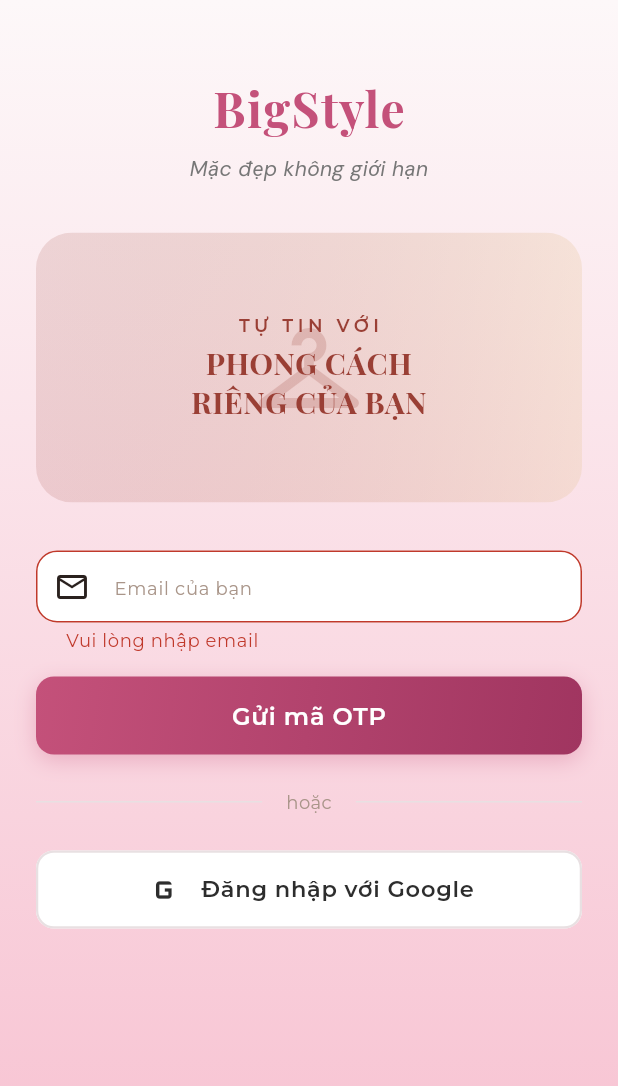
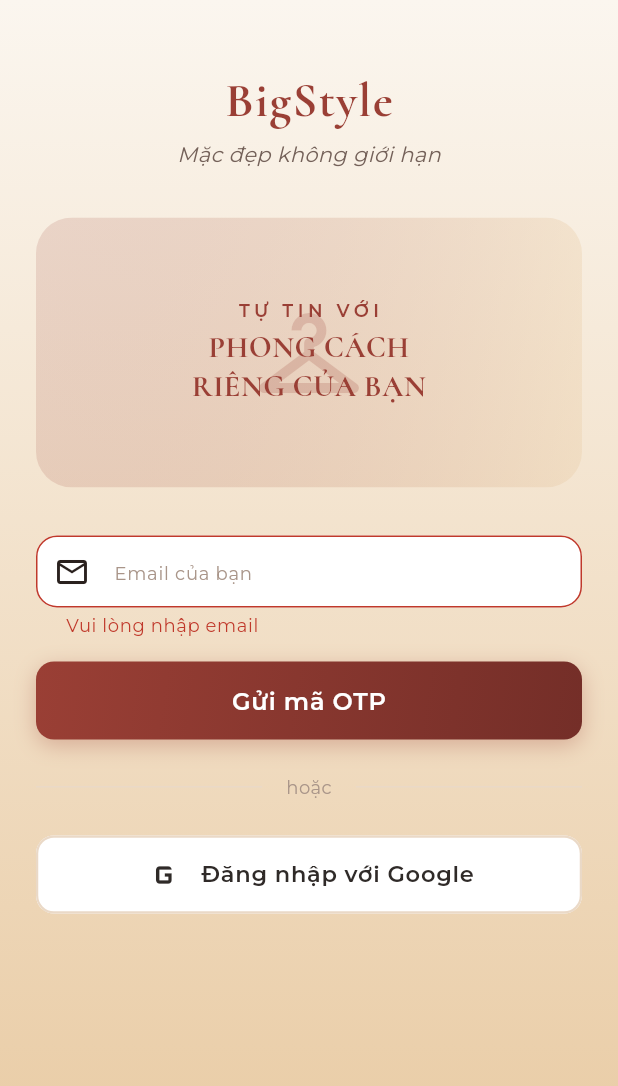
Before and after one commit to bavanchun/PRM393_Group5_BigStyle, a Flutter app: the screen it shows after launch, after a tap on "Gửi mã OTP", on a phone screen of 412 x 824 dp. Shown: the top 1086 px of the screen. Run offline on Flutter 3.47's test engine with Material 3 defaults, Android fonts, the phone set to English and light mode, and no system bars; our stand-ins replace equatable, flutter_bloc, flutter_dotenv, geolocator, google_maps_flutter, google_sign_in and 4 more; accounts and stored records are empty.

Commit message:
feat(reskin): auth/guest cluster token migration, guard reaches zero (phase 7)
Migrates Login (22 hits - the audit's "18" undercounted, same pattern
seen throughout this plan), OtpInput, and Splash off raw Colors.*/hex.
3 of Login's sites carried literal v1 hex values that were never
token-referenced at all (not even AppColors.primary/border/accent),
so they'd stayed visibly on v1 colors through every prior phase
despite the branch already being reskinned elsewhere - harmless since
this work never touched dev.

Verified the kDebugMode test-login gate is byte-identical to the
pinned audit SHA via `git diff` filtered to that exact code, not
assumed safe. Removed the now-unused google_fonts import after
replacing both direct GoogleFonts.playfairDisplay/dmSans calls with
AppTypography bases.

Guard: 30 -> 0. ./scripts/check_hardcoded_colors.sh now exits clean
repo-wide.

```diff
--- a/FE/lib/screens/auth/login_screen.dart
+++ b/FE/lib/screens/auth/login_screen.dart
@@ -1,7 +1,6 @@
 import 'package:flutter/material.dart';
 import 'package:flutter/foundation.dart';
 import 'package:flutter_bloc/flutter_bloc.dart';
-import 'package:google_fonts/google_fonts.dart';
 import '../../blocs/auth/auth_bloc.dart';
 import '../../blocs/auth/auth_event.dart';
 import '../../blocs/auth/auth_state.dart';
@@ -51,7 +50,7 @@ class _LoginScreenState extends State<LoginScreen> {
           gradient: LinearGradient(
             begin: Alignment.topCenter,
             end: Alignment.bottomCenter,
-            colors: [Color(0xFFFDF8F9), Color(0xFFF7C0D0)],
+            colors: [AppColors.background, AppColors.secondary],
           ),
         ),
         child: SafeArea(
@@ -137,20 +136,17 @@ class _LoginScreenState extends State<LoginScreen> {
       children: [
         Text(
           'BigStyle',
-          style: GoogleFonts.playfairDisplay(
-            fontSize: 32,
-            fontWeight: FontWeight.w700,
-            color: const Color(0xFFC4517A),
+          style: AppTypography.displayLarge.copyWith(
+            color: AppColors.primary,
             letterSpacing: 1,
           ),
         ),
         const SizedBox(height: 6),
         Text(
           'Mặc đẹp không giới hạn',
-          style: GoogleFonts.dmSans(
-            fontSize: 14,
+          style: AppTypography.bodyMedium.copyWith(
             fontStyle: FontStyle.italic,
-            color: const Color(0xFF777777),
+            color: AppColors.textSecondary,
           ),
         ),
       ],
@@ -193,7 +189,7 @@ class _LoginScreenState extends State<LoginScreen> {
                 const SizedBox(height: 4),
                 Text(
                   'PHONG CÁCH\nRIÊNG CỦA BẠN',
-                  style: GoogleFonts.playfairDisplay(
+                  style: AppTypography.displaySmall.copyWith(
                     fontSize: 20,
                     fontWeight: FontWeight.w700,
                     color: AppColors.primary,
@@ -217,18 +213,18 @@ class _LoginScreenState extends State<LoginScreen> {
         hintText: 'Email của bạn',
         prefixIcon: const Icon(Icons.email_outlined),
         filled: true,
-        fillColor: Colors.white,
+        fillColor: AppColors.surface,
         border: OutlineInputBorder(
           borderRadius: BorderRadius.circular(12),
-          borderSide: const BorderSide(color: Color(0xFFE8E0E2)),
+          borderSide: const BorderSide(color: AppColors.border),
         ),
         enabledBorder: OutlineInputBorder(
           borderRadius: BorderRadius.circular(12),
-          borderSide: const BorderSide(color: Color(0xFFE8E0E2)),
+          borderSide: const BorderSide(color: AppColors.border),
         ),
         focusedBorder: OutlineInputBorder(
           borderRadius: BorderRadius.circular(12),
-          borderSide: const BorderSide(color: Color(0xFFC4517A), width: 1.5),
+          borderSide: const BorderSide(color: AppColors.primary, width: 1.5),
         ),
       ),
       validator: (v) {
@@ -246,13 +242,13 @@ class _LoginScreenState extends State<LoginScreen> {
       decoration: BoxDecoration(
         borderRadius: BorderRadius.circular(12),
         gradient: const LinearGradient(
-          colors: [Color(0xFFC4517A), Color(0xFFA03560)],
+          colors: [AppColors.primary, AppColors.primaryDark],
           begin: Alignment.topLeft,
           end: Alignment.bottomRight,
         ),
         boxShadow: [
           BoxShadow(
-            color: const Color(0xFFC4517A).withValues(alpha: 0.3),
+            color: AppColors.primary.withValues(alpha: 0.3),
             blurRadius: 12,
             offset: const Offset(0, 4),
           ),
@@ -270,7 +266,7 @@ class _LoginScreenState extends State<LoginScreen> {
                     height: 24,
                     child: CircularProgressIndicator(
                       strokeWidth: 2.5,
-                      color: Colors.white,
+                      color: AppColors.onPrimary,
                     ),
                   )
                 : const Text(
@@ -278,7 +274,7 @@ class _LoginScreenState extends State<LoginScreen> {
                     style: TextStyle(
                       fontSize: 16,
                       fontWeight: FontWeight.w600,
-                      color: Colors.white,
+                      color: AppColors.onPrimary,
                       letterSpacing: 0.5,
                     ),
                   ),
@@ -319,7 +315,7 @@ class _LoginScreenState extends State<LoginScreen> {
   Widget _buildDivider() {
     return Row(
       children: [
-        const Expanded(child: Divider(color: Color(0xFFE8E0E2))),
+        const Expanded(child: Divider(color: AppColors.border)),
         Padding(
           padding: const EdgeInsets.symmetric(horizontal: 16),
           child: Text(
@@ -327,7 +323,7 @@ class _LoginScreenState extends State<LoginScreen> {
             style: AppTypography.caption.copyWith(color: AppColors.textHint),
           ),
         ),
-        const Expanded(child: Divider(color: Color(0xFFE8E0E2))),
+        const Expanded(child: Divider(color: AppColors.border)),
       ],
     );
   }
@@ -341,17 +337,17 @@ class _LoginScreenState extends State<LoginScreen> {
             ? null
             : () => context.read<AuthBloc>().add(const GoogleSignInEvent()),
         style: OutlinedButton.styleFrom(
-          side: const BorderSide(color: Color(0xFFE8E0E2), width: 1.5),
+          side: const BorderSide(color: AppColors.border, width: 1.5),
           shape: RoundedRectangleBorder(
             borderRadius: BorderRadius.circular(12),
           ),
-          backgroundColor: Colors.white,
+          backgroundColor: AppColors.surface,
         ),
         child: Row(
           mainAxisAlignment: MainAxisAlignment.center,
           mainAxisSize: MainAxisSize.min,
           children: [
-            const Icon(Icons.g_mobiledata, size: 28, color: Color(0xFF2D2D2D)),
+            const Icon(Icons.g_mobiledata, size: 28, color: AppColors.accent),
             const SizedBox(width: 10),
             Flexible(
               child: Text(
@@ -359,7 +355,7 @@ class _LoginScreenState extends State<LoginScreen> {
                 style: const TextStyle(
                   fontSize: 15,
                   fontWeight: FontWeight.w600,
-                  color: Color(0xFF2D2D2D),
+                  color: AppColors.accent,
                 ),
                 overflow: TextOverflow.ellipsis,
               ),
--- a/FE/lib/screens/auth/otp_input.dart
+++ b/FE/lib/screens/auth/otp_input.dart
@@ -63,7 +63,7 @@ class _OtpInputState extends State<OtpInput> {
                       decoration: InputDecoration(
                         counterText: '',
                         filled: true,
-                        fillColor: Colors.white,
+                        fillColor: AppColors.surface,
                         contentPadding: EdgeInsets.zero,
                         border: OutlineInputBorder(
                           borderRadius:
--- a/FE/lib/screens/splash/splash_screen.dart
+++ b/FE/lib/screens/splash/splash_screen.dart
@@ -97,7 +97,7 @@ class _SplashScreenState extends State<SplashScreen>
                   width: 100,
                   height: 100,
                   decoration: BoxDecoration(
-                    color: Colors.white,
+                    color: AppColors.onPrimary,
                     borderRadius: BorderRadius.circular(24),
                   ),
                   child: const Center(
@@ -117,7 +117,7 @@ class _SplashScreenState extends State<SplashScreen>
                   style: TextStyle(
                     fontSize: 32,
                     fontWeight: FontWeight.w700,
-                    color: Colors.white,
+                    color: AppColors.onPrimary,
                     letterSpacing: 1.5,
                   ),
                 ),
@@ -126,13 +126,13 @@ class _SplashScreenState extends State<SplashScreen>
                   'Mặc đẹp không giới hạn',
                   style: TextStyle(
                     fontSize: 14,
-                    color: Colors.white.withValues(alpha: 0.8),
+                    color: AppColors.onPrimary.withValues(alpha: 0.8),
                   ),
                 ),
                 const SizedBox(height: 48),
                 if (_error == null)
                   const CircularProgressIndicator(
-                    color: Colors.white,
+                    color: AppColors.onPrimary,
                     strokeWidth: 2,
                   )
                 else ...[
@@ -143,7 +143,7 @@ class _SplashScreenState extends State<SplashScreen>
                       textAlign: TextAlign.center,
                       style: TextStyle(
                         fontSize: 14,
-                        color: Colors.white.withValues(alpha: 0.9),
+                        color: AppColors.onPrimary.withValues(alpha: 0.9),
                       ),
                     ),
                   ),
@@ -151,8 +151,8 @@ class _SplashScreenState extends State<SplashScreen>
                   OutlinedButton(
                     onPressed: _retry,
                     style: OutlinedButton.styleFrom(
-                      foregroundColor: Colors.white,
-                      side: const BorderSide(color: Colors.white),
+                      foregroundColor: AppColors.onPrimary,
+                      side: const BorderSide(color: AppColors.onPrimary),
                     ),
                     child: const Text('Thử lại'),
                   ),
```
Also changed, not shown: 1 other file.
